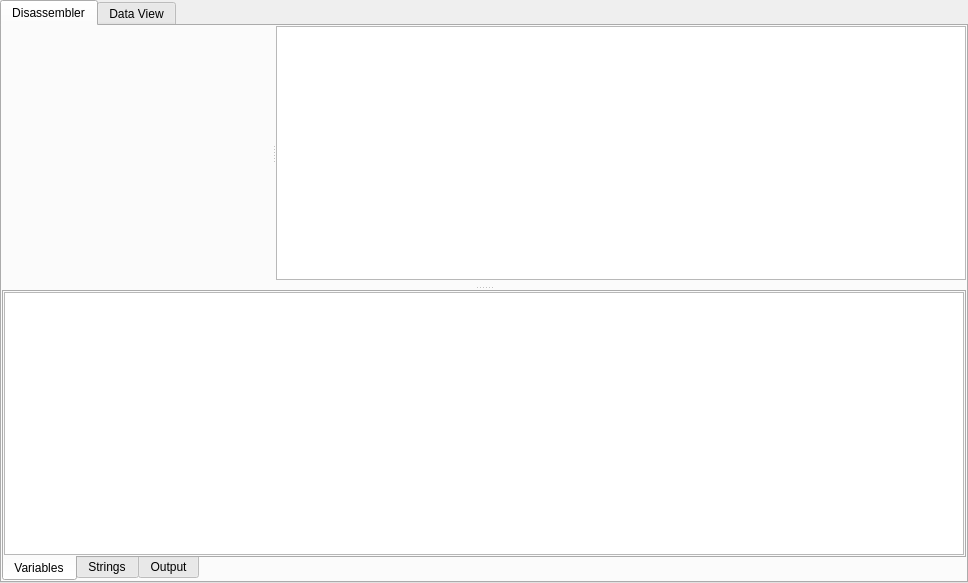
Before: the Qt Designer form views/disassemblerview/disassemblerview.ui in PREF/PREF, drawn with Qt 5.
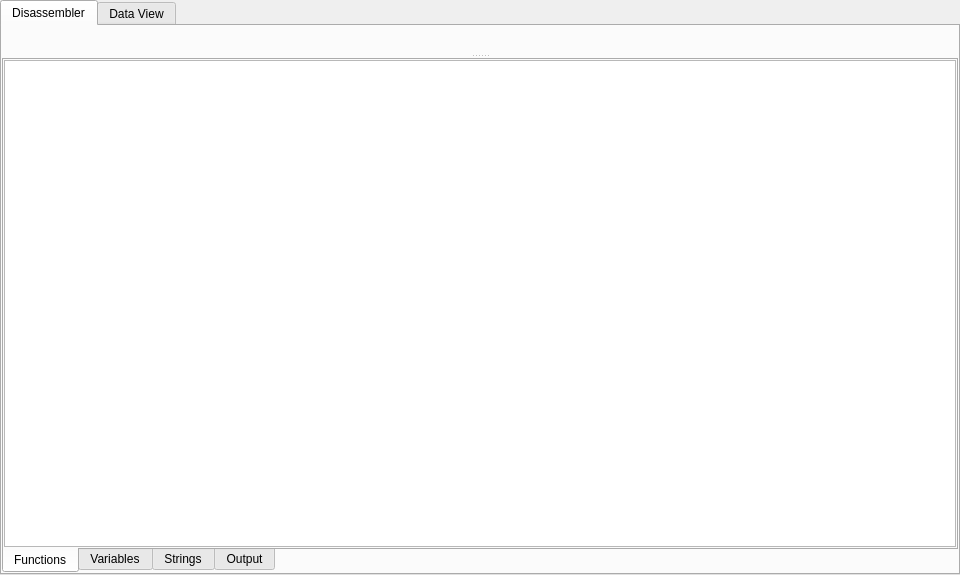
After: the same form once the commit is applied. Custom widgets are drawn as their Qt base class.

Commit message: Disassembler View: Added Bookmark Support, Minor Fixes

What changed in the file:
```diff
--- a/views/disassemblerview/disassemblerview.ui
+++ b/views/disassemblerview/disassemblerview.ui
@@ -6,14 +6,14 @@
    <rect>
     <x>0</x>
     <y>0</y>
-    <width>968</width>
-    <height>583</height>
+    <width>960</width>
+    <height>575</height>
    </rect>
   </property>
   <property name="windowTitle">
    <string>Form</string>
   </property>
-  <layout class="QHBoxLayout" name="horizontalLayout">
+  <layout class="QVBoxLayout" name="verticalLayout_5">
    <property name="leftMargin">
     <number>0</number>
    </property>
@@ -35,7 +35,7 @@
       <attribute name="title">
        <string>Disassembler</string>
       </attribute>
-      <layout class="QVBoxLayout" name="verticalLayout_5">
+      <layout class="QVBoxLayout" name="verticalLayout_8">
        <property name="leftMargin">
         <number>0</number>
        </property>
@@ -49,32 +49,28 @@
         <number>0</number>
        </property>
        <item>
-        <widget class="QSplitter" name="vSplitter">
+        <widget class="QSplitter" name="hSplitter">
+         <property name="sizePolicy">
+          <sizepolicy hsizetype="Preferred" vsizetype="Expanding">
+           <horstretch>0</horstretch>
+           <verstretch>0</verstretch>
+          </sizepolicy>
+         </property>
          <property name="orientation">
           <enum>Qt::Vertical</enum>
          </property>
          <widget class="QWidget" name="layoutWidget">
-          <layout class="QVBoxLayout" name="verticalLayout" stretch="1,0">
+          <layout class="QVBoxLayout" name="verticalLayout" stretch="1,0,0">
            <item>
-            <widget class="QSplitter" name="hSplitter">
-             <property name="orientation">
-              <enum>Qt::Horizontal</enum>
+            <widget class="DisassemblerWidget" name="disassemblerWidget" native="true">
+             <property name="contextMenuPolicy">
+              <enum>Qt::CustomContextMenu</enum>
              </property>
-             <widget class="DisassemblerWidget" name="disassemblerWidget" native="true">
-              <property name="contextMenuPolicy">
-               <enum>Qt::CustomContextMenu</enum>
-              </property>
-             </widget>
-             <widget class="QTableView" name="functionList">
-              <property name="contextMenuPolicy">
-               <enum>Qt::CustomContextMenu</enum>
-              </property>
-              <property name="selectionBehavior">
-               <enum>QAbstractItemView::SelectRows</enum>
-              </property>
-             </widget>
             </widget>
            </item>
+           <item>
+            <widget class="BookmarkWidget" name="bookmarkWidget" native="true"/>
+           </item>
            <item>
             <widget class="GotoWidget" name="gotoWidget" native="true"/>
            </item>
@@ -87,6 +83,38 @@
           <property name="currentIndex">
            <number>0</number>
           </property>
+          <widget class="QWidget" name="tabFunctions">
+           <attribute name="title">
+            <string>Functions</string>
+           </attribute>
+           <layout class="QVBoxLayout" name="verticalLayout_7">
+            <property name="leftMargin">
+             <number>0</number>
+            </property>
+            <property name="topMargin">
+             <number>0</number>
+            </property>
+            <property name="rightMargin">
+             <number>0</number>
+            </property>
+            <property name="bottomMargin">
+             <number>0</number>
+            </property>
+            <item>
+             <widget class="QTableView" name="functionList">
+              <property name="contextMenuPolicy">
+               <enum>Qt::CustomContextMenu</enum>
+              </property>
+              <property name="selectionBehavior">
+               <enum>QAbstractItemView::SelectRows</enum>
+              </property>
+              <attribute name="horizontalHeaderStretchLastSection">
+               <bool>true</bool>
+              </attribute>
+             </widget>
+            </item>
+           </layout>
+          </widget>
           <widget class="QWidget" name="tabVariables">
            <attribute name="title">
             <string>Variables</string>
@@ -237,6 +265,12 @@
    <header>views/disassemblerview/datamapview/datamapview.h</header>
    <container>1</container>
   </customwidget>
+  <customwidget>
+   <class>BookmarkWidget</class>
+   <extends>QWidget</extends>
+   <header>views/disassemblerview/bookmarkwidget/bookmarkwidget.h</header>
+   <container>1</container>
+  </customwidget>
  </customwidgets>
  <resources/>
  <connections/>
```
The commit also changes 21 other files.
